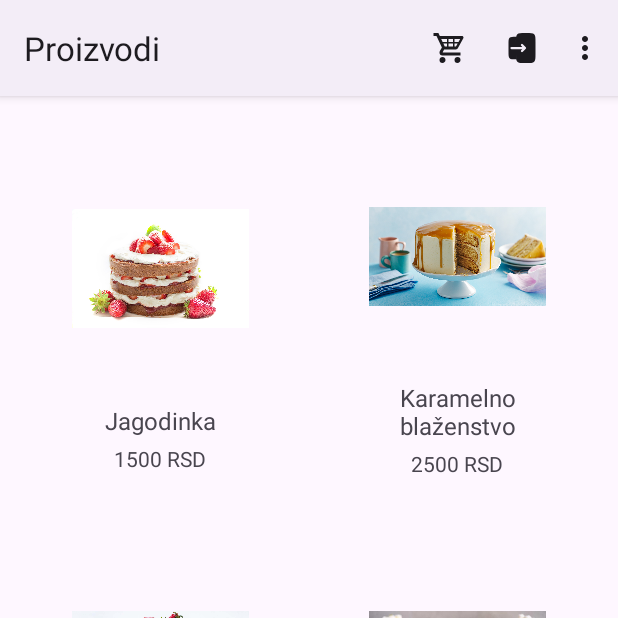
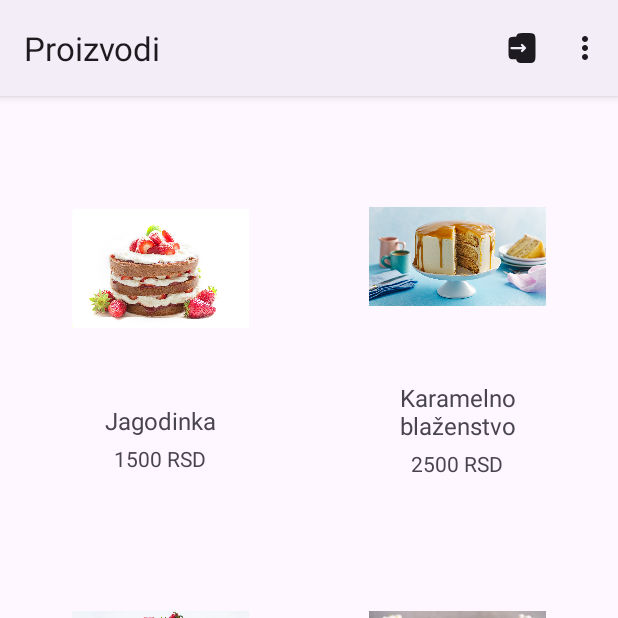
Before and after one commit to jovan-vukic/confectionery-shop, an Android app: the screen it shows after launch (ProductsActivity), on a phone screen of 412 x 824 dp, the top half of it. Run offline under Robolectric (Android 15) with nearby library versions, the phone set to English and light mode, and no system bars.

Commit message:
Implement menu options differentiation based on user authentication

```diff
--- a/app/src/main/java/com/example/pki_mobile/LoginActivity.java
+++ b/app/src/main/java/com/example/pki_mobile/LoginActivity.java
@@ -1,5 +1,6 @@
 package com.example.pki_mobile;
 
+import android.content.Intent;
 import android.os.Bundle;
 import android.view.MenuItem;
 import android.widget.Button;
@@ -33,6 +34,9 @@ public class LoginActivity extends AppCompatActivity {
                 if (user.getUsername().equals(usernameString) && user.getPassword().equals(passwordString)) {
                     User.currentUser = user;
                     Toast.makeText(LoginActivity.this, R.string.login_success, Toast.LENGTH_SHORT).show();
+
+                    // Go back to previous activity
+                    setResult(RESULT_OK, new Intent());
                     finish();
                     return;
                 }
--- a/app/src/main/java/com/example/pki_mobile/ProductsActivity.java
+++ b/app/src/main/java/com/example/pki_mobile/ProductsActivity.java
@@ -1,10 +1,11 @@
 package com.example.pki_mobile;
 
-import android.annotation.SuppressLint;
 import android.content.Intent;
 import android.view.Menu;
 import android.view.MenuItem;
 import android.widget.Toast;
+import androidx.activity.result.ActivityResultLauncher;
+import androidx.activity.result.contract.ActivityResultContracts;
 import androidx.appcompat.app.AppCompatActivity;
 import android.os.Bundle;
 import androidx.recyclerview.widget.GridLayoutManager;
@@ -14,6 +15,15 @@ import com.example.pki_mobile.utility.Product;
 import com.example.pki_mobile.utility.User;
 
 public class ProductsActivity extends AppCompatActivity {
+    private final ActivityResultLauncher<Intent> loginLauncher = registerForActivityResult(
+            new ActivityResultContracts.StartActivityForResult(),
+            result -> {
+                if (result.getResultCode() == RESULT_OK) {
+                    // User is logged in so update menu items
+                    invalidateOptionsMenu();
+                }
+            }
+    );
 
     @Override
     protected void onCreate(Bundle savedInstanceState) {
@@ -31,7 +41,19 @@ public class ProductsActivity extends AppCompatActivity {
     @Override
     public boolean onCreateOptionsMenu(Menu menu) {
         // Add menu to the action bar if it is present
-        getMenuInflater().inflate(R.menu.main_menu, menu);
+        getMenuInflater().inflate(R.menu.menu, menu);
+
+        // Check if user is logged in or not and update the menu accordingly
+        if (User.currentUser == null) {
+            menu.findItem(R.id.login_option_menu).setVisible(true);
+            menu.findItem(R.id.user_option_menu).setVisible(false);
+            menu.findItem(R.id.cart_option_menu).setVisible(false);
+        } else {
+            menu.findItem(R.id.login_option_menu).setVisible(false);
+            menu.findItem(R.id.user_option_menu).setVisible(true);
+            menu.findItem(R.id.cart_option_menu).setVisible(true);
+        }
+
         return super.onCreateOptionsMenu(menu);
     }
 
@@ -52,7 +74,7 @@ public class ProductsActivity extends AppCompatActivity {
         } else if (item.getItemId() == R.id.login_option_menu) {
             // User is not logged in so redirect to login page
             Intent intent = new Intent(this, LoginActivity.class);
-            startActivity(intent);
+            loginLauncher.launch(intent);
             return true;
         } else if (item.getItemId() == R.id.about_us_option_menu) {
             // Redirect to About Us page
--- a/app/src/main/res/menu/main_menu.xml
+++ b/app/src/main/res/menu/menu.xml
@@ -5,7 +5,8 @@
             android:id="@+id/cart_option_menu"
             android:title="@string/cart"
             android:icon="@drawable/ic_baseline_shopping_cart_24"
-            app:showAsAction="ifRoom"/>
+            app:showAsAction="ifRoom"
+            android:visible="false"/>
     <item
             android:id="@+id/login_option_menu"
             android:title="@string/login"
```
